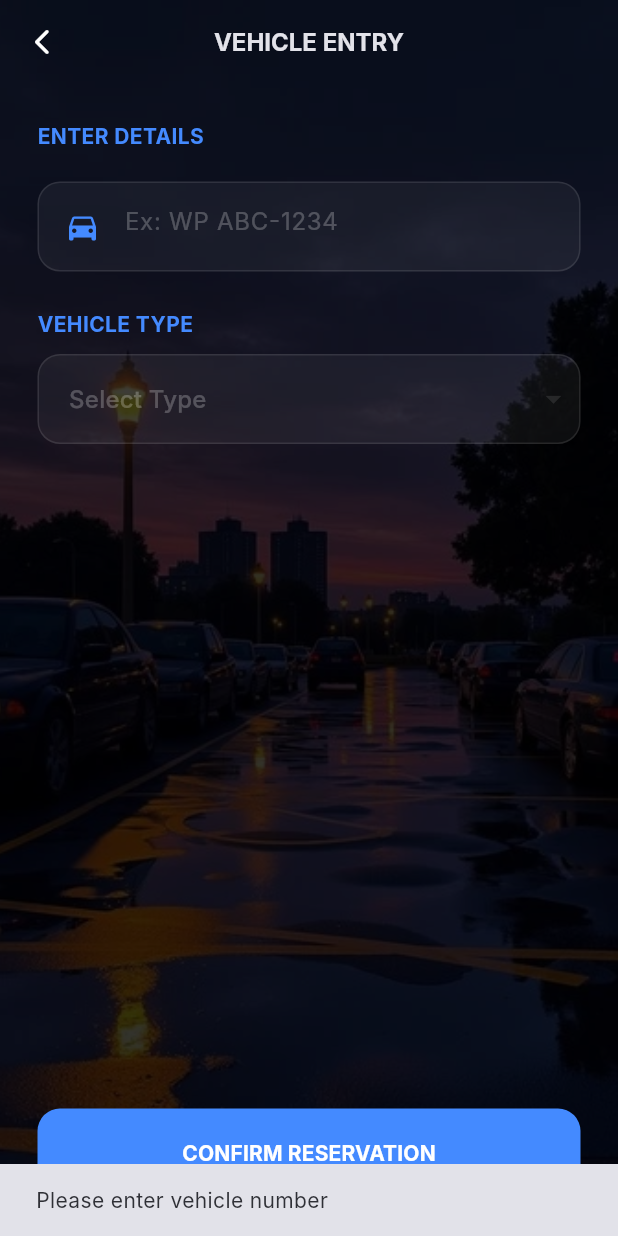
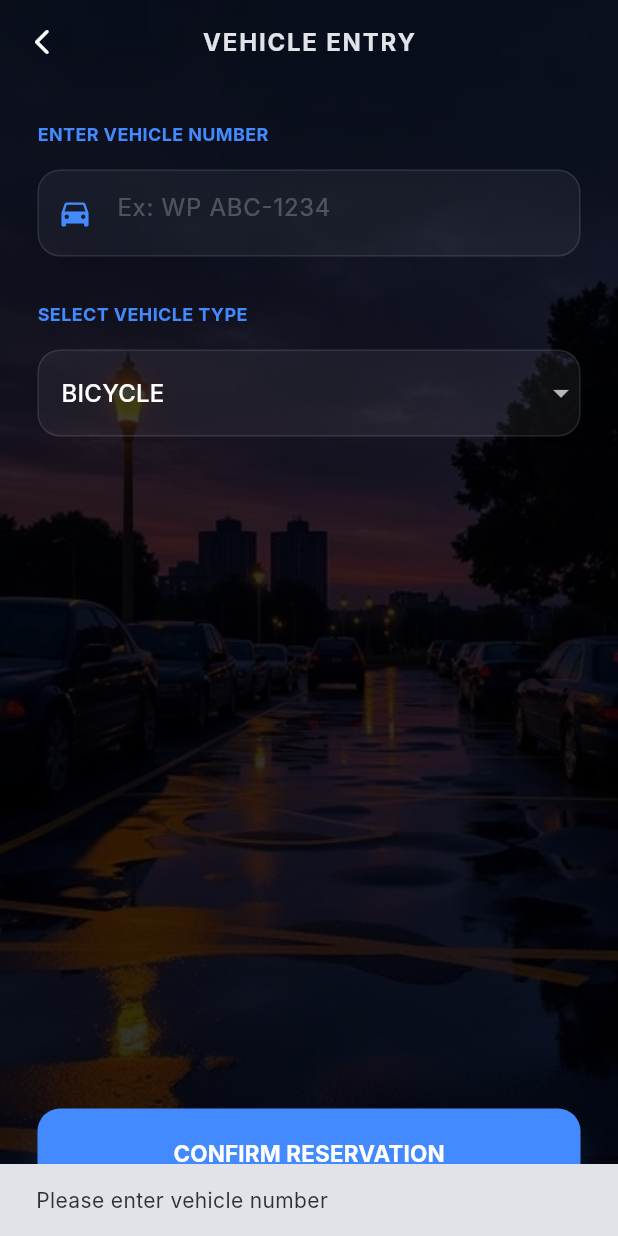
Before and after one commit to mithilamedhavi02-byte/smart_parking_app, a Flutter app: the VehicleEntryPage screen opened directly with empty values, after a tap on "CONFIRM RESERVATION", on a phone screen of 412 x 824 dp. Run offline on Flutter 3.47's test engine with Material 3 defaults, Android fonts, the phone set to English and light mode, and no system bars; our stand-ins replace cloud_firestore, firebase_auth, firebase_core, permission_handler, video_player; missing offline and left inert: mobile_scanner; accounts and stored records are empty; Roboto replaces fonts that are missing (Inter).

Commit message:
Update Premium UI for Driver and Admin Dashboards

```diff
--- a/lib/vehicle_entry_page.dart
+++ b/lib/vehicle_entry_page.dart
@@ -35,8 +35,9 @@ class _VehicleEntryPageState extends State<VehicleEntryPage> {
   }
 
   void _loadVehicleTypes() {
-    Map<String, dynamic> slots = widget.parkingData['totalSlotsMap'] ??
-        widget.parkingData['capacity'] ?? {};
+    // ✅ FIX: ඔයාගේ DB එකේ තියෙන්නේ 'capacity' කියන field එක නිසා ඒක මුලින්ම ගන්නවා
+    Map<String, dynamic> slots = widget.parkingData['capacity'] ??
+        widget.parkingData['totalSlotsMap'] ?? {};
 
     setState(() {
       _vehicleTypes = slots.keys.toList();
@@ -46,7 +47,6 @@ class _VehicleEntryPageState extends State<VehicleEntryPage> {
     });
   }
 
-  // ✅ වාහන ඉඩ පරීක්ෂා කර Booking එක සිදු කරන ප්‍රධාන Function එක
   Future<void> _confirmBooking() async {
     if (_numController.text.isEmpty) {
       _showSnackBar("Please enter vehicle number");
@@ -71,9 +71,15 @@ class _VehicleEntryPageState extends State<VehicleEntryPage> {
 
       int occupiedCount = snapshot.docs.length;
 
-      // 2. Admin විසින් ලබා දී ඇති මුළු ඉඩ ප්‍රමාණය ලබා ගැනීම
-      Map<String, dynamic> slotsMap = widget.parkingData['totalSlotsMap'] ?? {};
+      // ✅ 2. FIX: Admin ලබා දී ඇති 'capacity' එකෙන් අදාළ වාහන වර්ගයට ඇති ඉඩ ප්‍රමාණය ගැනීම
+      Map<String, dynamic> slotsMap = widget.parkingData['capacity'] ??
+          widget.parkingData['totalSlotsMap'] ?? {};
+
+      // String එකක් විදිහට හෝ Int එකක් විදිහට තිබුණත් හරියටම ගණන ගන්නවා
       int totalCapacity = int.tryParse(slotsMap[_selectedType].toString()) ?? 0;
+
+      // DEBUG PRINT: Logic එක වැඩද කියලා බලන්න Console එක බලන්න
+      print("Type: $_selectedType | Total: $totalCapacity | Occupied: $occupiedCount");
 
       // 3. ඉඩ තිබේදැයි පරීක්ෂා කිරීම
       if (occupiedCount >= totalCapacity) {
@@ -107,6 +113,7 @@ class _VehicleEntryPageState extends State<VehicleEntryPage> {
         ScaffoldMessenger.of(context).showSnackBar(
           const SnackBar(content: Text("Booking Confirmed!"), backgroundColor: Colors.green),
         );
+        // මුල් Screen එකටම යනවා
         Navigator.of(context).popUntil((route) => route.isFirst);
       }
     } catch (e) {
@@ -120,7 +127,6 @@ class _VehicleEntryPageState extends State<VehicleEntryPage> {
     ScaffoldMessenger.of(context).showSnackBar(SnackBar(content: Text(msg)));
   }
 
-  // ✅ ඉඩ නොමැති විට පෙන්වන Alert එක
   void _showErrorDialog(String title, String message) {
     showDialog(
       context: context,
@@ -152,7 +158,7 @@ class _VehicleEntryPageState extends State<VehicleEntryPage> {
       backgroundColor: const Color(0xFF0F172A),
       appBar: AppBar(
         title: const Text("VEHICLE ENTRY",
-            style: TextStyle(fontWeight: FontWeight.bold, fontSize: 16)),
+            style: TextStyle(fontWeight: FontWeight.bold, fontSize: 16, letterSpacing: 1.2)),
         centerTitle: true,
         backgroundColor: Colors.transparent,
         elevation: 0,
@@ -175,13 +181,14 @@ class _VehicleEntryPageState extends State<VehicleEntryPage> {
               child: Column(
                 crossAxisAlignment: CrossAxisAlignment.start,
                 children: [
-                  const Text("ENTER DETAILS",
-                      style: TextStyle(color: Colors.blueAccent, fontWeight: FontWeight.bold)),
-                  const SizedBox(height: 20),
+                  const Text("ENTER VEHICLE NUMBER",
+                      style: TextStyle(color: Colors.blueAccent, fontWeight: FontWeight.bold, fontSize: 12)),
+                  const SizedBox(height: 15),
                   _buildGlassInput(
                     child: TextField(
                       controller: _numController,
                       style: const TextStyle(color: Colors.white),
+                      textCapitalization: TextCapitalization.characters,
                       decoration: const InputDecoration(
                         hintText: "Ex: WP ABC-1234",
                         hintStyle: TextStyle(color: Colors.white24),
@@ -190,10 +197,10 @@ class _VehicleEntryPageState extends State<VehicleEntryPage> {
                       ),
                     ),
                   ),
-                  const SizedBox(height: 25),
-                  const Text("VEHICLE TYPE",
-                      style: TextStyle(color: Colors.blueAccent, fontWeight: FontWeight.bold)),
-                  const SizedBox(height: 10),
+                  const SizedBox(height: 30),
+                  const Text("SELECT VEHICLE TYPE",
+                      style: TextStyle(color: Colors.blueAccent, fontWeight: FontWeight.bold, fontSize: 12)),
+                  const SizedBox(height: 15),
                   _buildGlassInput(
                     child: DropdownButtonHideUnderline(
                       child: DropdownButton<String>(
@@ -225,12 +232,14 @@ class _VehicleEntryPageState extends State<VehicleEntryPage> {
                       onPressed: _loading ? null : _confirmBooking,
                       style: ElevatedButton.styleFrom(
                         backgroundColor: Colors.blueAccent,
+                        elevation: 8,
+                        shadowColor: Colors.blueAccent.withOpacity(0.5),
                         shape: RoundedRectangleBorder(borderRadius: BorderRadius.circular(15)),
                       ),
                       child: _loading
                           ? const CircularProgressIndicator(color: Colors.white)
                           : const Text("CONFIRM RESERVATION",
-                          style: TextStyle(fontWeight: FontWeight.bold, color: Colors.white)),
+                          style: TextStyle(fontWeight: FontWeight.bold, color: Colors.white, fontSize: 15)),
                     ),
                   ),
                 ],
@@ -244,7 +253,7 @@ class _VehicleEntryPageState extends State<VehicleEntryPage> {
 
   Widget _buildGlassInput({required Widget child}) {
     return Container(
-      padding: const EdgeInsets.all(5),
+      padding: const EdgeInsets.symmetric(vertical: 4),
       decoration: BoxDecoration(
         color: Colors.white.withOpacity(0.05),
         borderRadius: BorderRadius.circular(15),
```
